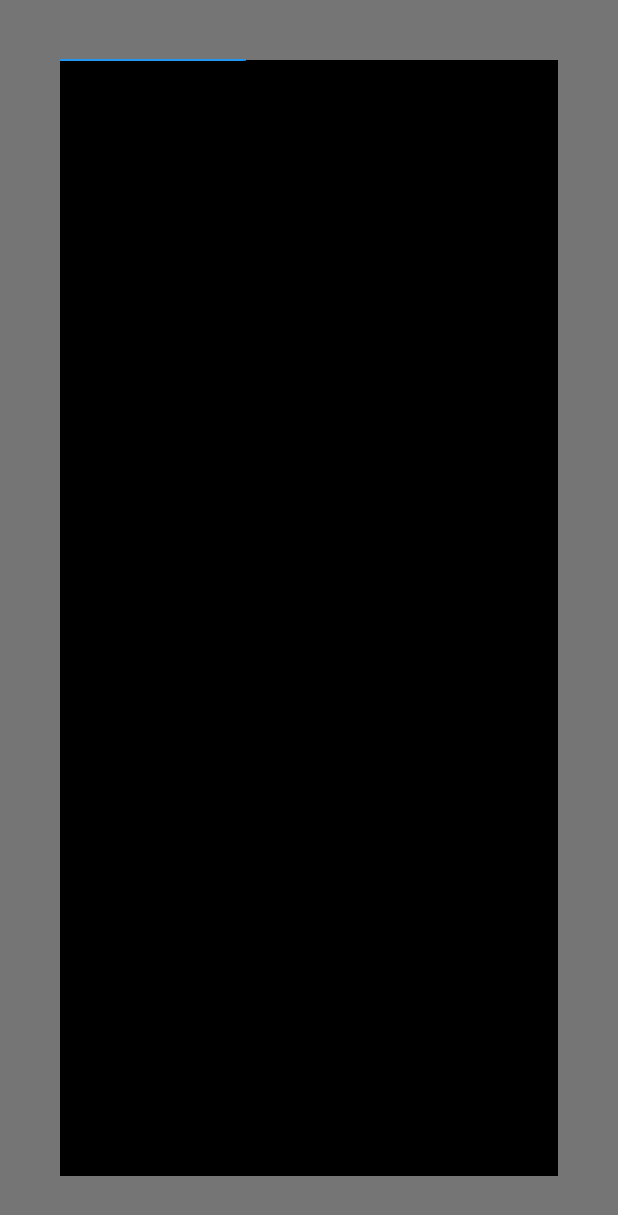
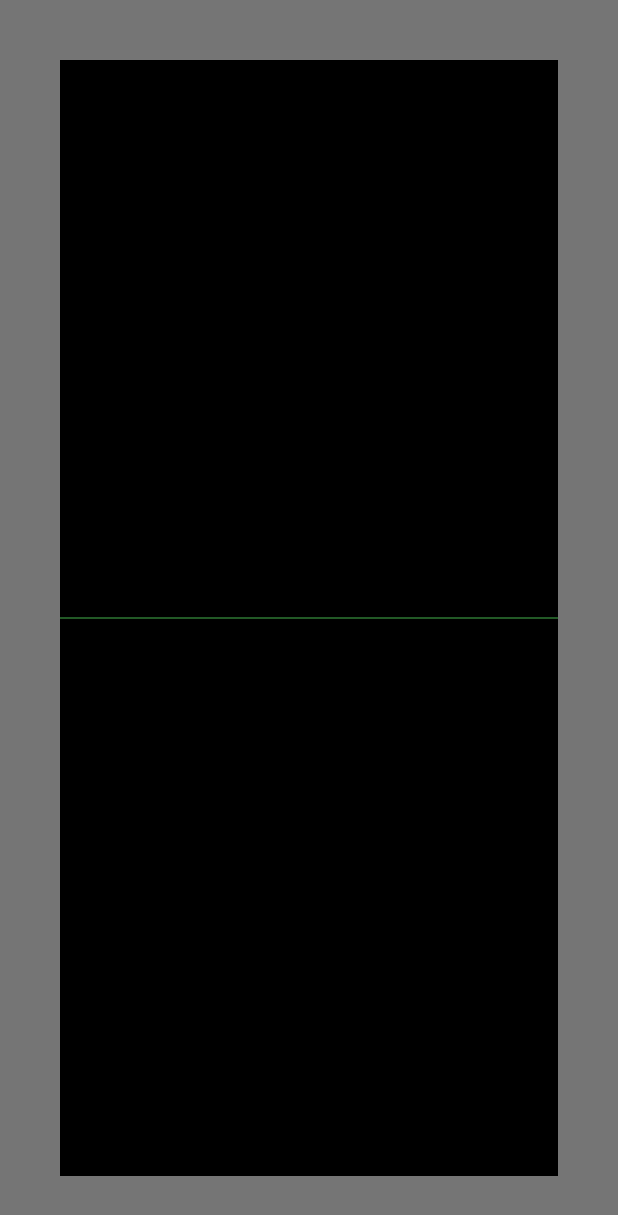
Before and after one commit to muratcezan/med_plot, a Flutter app: the screen it shows after launch, on a phone screen of 412 x 824 dp. Shown: the top 1215 px of the screen. Run offline on Flutter 3.47's test engine with Material 2 defaults, Android fonts, the phone set to English and light mode, and no system bars.

Commit message:
One line works

```diff
--- /dev/null
+++ b/lib/draw_line_painter.dart
@@ -0,0 +1,133 @@
+import 'package:flutter/material.dart';
+import 'package:cust_plot/line.dart';
+
+class DrawLinePainter extends CustomPainter {
+  Color drawLineColor;
+  Color deleteLineColor;
+  double startCleanerPoint;
+  List<Line> lines = [];
+
+  DrawLinePainter({
+    required this.drawLineColor,
+    required this.deleteLineColor,
+    required this.startCleanerPoint,
+    // required this.lines,
+  });
+
+  getPaint(Color color) {
+    return Paint()
+      ..style = PaintingStyle.stroke
+      ..strokeWidth = 1.0
+      ..color = color;
+  }
+
+  getPaintFill(Color color) {
+    return Paint()
+      ..style = PaintingStyle.fill
+      ..color = color;
+  }
+
+  @override
+  void paint(Canvas canvas, Size size) {
+    Size newSize = Size(size.width / 2, size.height);
+    Paint plotPaint = getPaint(drawLineColor);
+    Paint deletePaint = getPaintFill(deleteLineColor);
+
+    // clear area
+    canvas.drawRect(
+      Rect.fromLTRB(0.0, 0.0, size.width, size.height),
+      deletePaint,
+    );
+
+    // data line
+    for (double i = 0.0; i < size.width - 0.01; i = i + 0.01) {
+      // Offset startLine = Offset(lines[i.toInt()].getStartX,
+      //     lines[i.toInt()].getStartY + size.height / 2);
+      // Offset stopLine = Offset(lines[i.toInt()].getStopX,
+      //     lines[i.toInt()].getStopY + size.height / 2);
+      Offset startLine = Offset(i, size.height / 2);
+      Offset stopLine = Offset(i + 0.01, size.height / 2);
+
+      canvas.drawLine(startLine, stopLine, plotPaint);
+    }
+
+    double clearSize = (size.width / 100);
+    double lastClearSize =
+        clearSize - (size.width - (startCleanerPoint - clearSize));
+
+    canvas.drawRect(
+      Rect.fromLTRB(
+        startCleanerPoint,
+        0.0,
+        // (size.width / 100) + startCleanerPoint,
+        (startCleanerPoint > size.width - 10
+            ? lastClearSize + startCleanerPoint
+            : clearSize + startCleanerPoint),
+        size.height / 3 * 2,
+      ),
+      deletePaint,
+    );
+    // clear line
+    // Offset startLineClear = Offset(newSize.width / 10 * 9, newSize.height / 2);
+    // Offset stopLineclear = Offset(newSize.width, newSize.height / 2);
+
+    // canvas.drawLine(startLineClear, stopLineclear, deletePaint);
+  }
+
+  @override
+  bool shouldRepaint(covariant CustomPainter oldDelegate) {
+    return true;
+  }
+}
+
+
+// class DrawLinePainter extends CustomPainter {
+//   Color color;
+//   int counter;
+//   List<Line> lineList;
+//   bool fisrtRun = false;
+//   bool erase;
+
+//   DrawLinePainter({
+//     Key? key,
+//     required this.lineList,
+//     this.counter = 0,
+//     this.color = Colors.green,
+//     this.erase = false,
+//   });
+
+//   Paint pt = Paint()
+//     ..style = PaintingStyle.stroke
+//     ..strokeWidth = 1.0
+//     ..color = Colors.blue;
+
+//   Paint eraser = Paint()
+//     ..strokeWidth = 1.0
+//     ..color = Colors.black;
+
+//   @override
+//   void paint(Canvas canvas, Size size) {
+//     eraser.blendMode = BlendMode.clear;
+
+//     for (int i = 0; i < lineList.length; i++) {
+//       canvas.drawLine(
+//         Offset(lineList[i].getStartX, lineList[i].getStartY),
+//         Offset(lineList[i].getStopX, lineList[i].getStopY),
+//         pt,
+//       );
+//     }
+
+//     lineList.forEach((element) {
+//       canvas.drawLine(
+//         Offset(element.getStartX, element.getStartY),
+//         Offset(element.getStopX, element.getStopY),
+//         pt,
+//       );
+//     });
+//   }
+
+//   @override
+//   bool shouldRepaint(CustomPainter oldDelegate) {
+//     return true;
+//   }
+// }
--- a/lib/main.dart
+++ b/lib/main.dart
@@ -5,6 +5,9 @@ import 'dart:async';
 import 'dart:math' as math;
 
 import 'package:flutter/physics.dart';
+
+import 'package:cust_plot/line.dart';
+import 'package:cust_plot/draw_line_painter.dart';
 
 void main() {
   runApp(const MyApp());
@@ -27,86 +30,15 @@ class _MyAppState extends State<MyApp> with SingleTickerProviderStateMixin {
   late Timer _timer;
   late double sinus;
   bool tt = false;
-  // _callTimerEvent(Timer timer) {
-  //   sinus = math.sin(counter * 0.1) * 100.0;
-  //   // print("Sinus = " + sinus.toString());
-  //   if (counter < 75) {
-  //     counter++;
-  //     print("Arttir");
-  //   } else {
-  //     tt = true;
-  //     counter = 1;
-  //     print("Tamamlandi");
-  //   }
-  //   double transportX = ll[counter.toInt() - 1].getStopX;
-  //   double transportY = ll[counter.toInt() - 1].getStopY;
-  //   print("Transport X = " + transportX.toString());
-  //   print("Transport Y = " + transportY.toString());
-  //   // if (counter > 2) {
-  //   //   _timer.cancel();
-  //   // }
-  //   setState(() {
-  //     if (ll.length > 75) {
-  //       // ll.removeAt(counter.toInt());
-  //       print("SILINDI");
-  //     }
-  //     if (!tt) {
-  //       ll.insert(
-  //         counter.toInt(),
-  //         Line(
-  //           startX: transportX,
-  //           startY: transportY,
-  //           stopX: counter.toDouble(),
-  //           stopY: sinus.toDouble(),
-  //         ),
-  //       );
-  //     } else {
-  //       ll[counter.toInt()].setStartX = transportX;
-  //       ll[counter.toInt()].setStartY = transportY;
-  //       ll[counter.toInt()].setStopX = counter.toDouble();
-  //       ll[counter.toInt()].setStopY = sinus;
-  //     }
-  //   });
-
-  //   // setState(() {
-  //   //   if (ll.length >= 100) {
-  //   //     print("inside");
-  //   //     ll.removeAt(counter.toInt());
-  //   //     ll.insert(
-  //   //       counter.toInt(),
-  //   //       Line(
-  //   //         startX: ll[counter.toInt() - 1].getStartX,
-  //   //         startY: ll[counter.toInt() - 1].getStartY,
-  //   //         stopX: counter,
-  //   //         stopY: counter,
-  //   //       ),
-  //   //     );
-  //   //   } else {
-  //   //     print("outside!");
-  //   //     ll.add(
-  //   //       Line(
-  //   //         startX: counter,
-  //   //       ),
-  //   //     );
-  //   //   }
-  //   // });
-  // }
-
-  // void firstRun() {
-  //   for (int i = 0; i < 75; i++) {
-  //     ll.add(Line(
-  //       startX: i.toDouble(),
-  //       startY: 0.0,
-  //       stopX: 0.0,
-  //       stopY: 0.0,
-  //     ));
-  //   }
-  // }
 
   List<Line> lines =
       List.generate(125, (index) => Line(startX: index.toDouble()));
 
   late AnimationController _animationController;
+
+  _callTimerEvent(Timer timer) {
+    print("call _callTimerEvent");
+  }
 
   @override
   void initState() {
@@ -121,7 +53,7 @@ class _MyAppState extends State<MyApp> with SingleTickerProviderStateMixin {
 
   @override
   void dispose() {
-    _animationController.dispose();
+    // _animationController.dispose();
     super.dispose();
   }
 
@@ -138,22 +70,18 @@ class _MyAppState extends State<MyApp> with SingleTickerProviderStateMixin {
           padding: const EdgeInsets.symmetric(vertical: 40, horizontal: 40),
           child: AnimatedBuilder(
             animation: _animationController,
-            builder: (context, __) {
+            builder: (_, constraints) {
               // // print(counter);
-              // if (counter < lines.length - 1) {
-              //   counter++;
-              // } else {
-              //   counter = 1;
-              //   if (eraserr) {
-              //     eraserr = false;
-              //   } else {
-              //     eraserr = true;
-              //   }
-              // }
+              if (counter < lines.length - 1) {
+                counter++;
+              } else {
+                counter = 1;
+              }
 
               // _lineController.setLines = lines;
               // _lineController._updateLines(counter);
               // lines = _lineController.getLines;
+              // print("running");
 
               return Container(
                 width: 1000, //constraints.widthConstraints().maxWidth,
@@ -161,7 +89,10 @@ class _MyAppState extends State<MyApp> with SingleTickerProviderStateMixin {
                 color: Colors.black,
                 child: CustomPaint(
                   painter: DrawLinePainter(
-                      lineList: lines, erase: eraserr ? false : true),
+                    deleteLineColor: Colors.black,
+                    drawLineColor: Colors.green,
+                    startCleanerPoint: 996.0,
+                  ),
                   size: const Size(1000, 1000),
                 ),
               );
@@ -170,152 +101,6 @@ class _MyAppState extends State<MyApp> with SingleTickerProviderStateMixin {
         ),
       ),
     );
-  }
-}
-
-class DrawLinePainter extends CustomPainter {
-  Color color;
-  int counter;
-  List<Line> lineList;
-  bool fisrtRun = false;
-  bool erase;
-
-  DrawLinePainter({
-    Key? key,
-    required this.lineList,
-    this.counter = 0,
-    this.color = Colors.green,
-    this.erase = false,
-  });
-
-  // Paint pt = Paint()
-  //   ..style = PaintingStyle.stroke
-  //   ..strokeWidth = 1.0
-  //   ..color = Colors.blue;
-
-  // Paint dpt = Paint()
-  //   ..style = PaintingStyle.stroke
-  //   ..strokeWidth = 1.0
-  //   ..color = Colors.transparent;
-
-  @override
-  void paint(Canvas canvas, Size size) {
-    Paint pt = Paint()
-      ..style = PaintingStyle.stroke
-      ..strokeWidth = 1.0
-      ..color = Colors.blue;
-
-    Paint eraser = Paint()
-      ..strokeWidth = 1.0
-      ..color = Colors.black;
-
-    eraser.blendMode = BlendMode.clear;
-    // canvas.saveLayer(Offset.zero & size, Paint());
-    for (int i = 0; i < lineList.length; i++) {
-      canvas.drawLine(
-        Offset(lineList[i].getStartX, lineList[i].getStartY),
-        Offset(lineList[i].getStopX, lineList[i].getStopY),
-        // (erase ? eraser : pt),
-        pt,
-      );
-    }
-
-    _setUpdate() {
-      lineList[1].setStopY = lineList[1].getStopY + 10.0;
-    }
-    // canvas.restore();
-
-    // lineList.forEach((element) {
-    //   try {
-    //     canvas.drawLine(
-    //       Offset(element.getStartX, element.getStartY),
-    //       Offset(element.getStopX, element.getStopY),
-    //       pt,
-    //     );
-    //   } catch (e) {
-    //     print("PLOT BUG");
-    //   }
-    // });
-
-    // for (int i = 0; i < lineList.length; i++) {
-    //   // if (i < lineList.length - 5) {
-
-    //   canvas.drawLine(
-    //       Offset(lineList[i].startX.toDouble(), lineList[i].startY.toDouble()),
-    //       Offset(lineList[i].stopX.toDouble(), lineList[i].stopY.toDouble()),
-    //       // Offset(i.toDouble(), 0),
-    //       // Offset(i.toDouble() + 1, 0),
-    //       pt);
-    //   // } else {
-    //   //   canvas.drawLine(
-    //   //       Offset(
-    //   //           lineList[i].startX.toDouble(), lineList[i].startY.toDouble()),
-    //   //       Offset(lineList[i].stopX.toDouble(), lineList[i].stopY.toDouble()),
-    //   //       // Offset(i.toDouble(), 0),
-    //   //       // Offset(i.toDouble() + 1, 0),
-    //   //       ptt);
-    //   // }
-    // }
-  }
-
-  @override
-  bool shouldRepaint(CustomPainter oldDelegate) {
-    return true;
-  }
-}
-
-class Line {
-  double startX;
-  double stopX;
-  double startY;
-  double stopY;
-  // var color;
-
-  // Line Constructure
-  Line({
-    this.startX = 0.0,
-    this.stopX = 0.0,
-    this.startY = 0.0,
-    this.stopY = 0.0,
-    // this.color,
-  });
-
-  fall() {}
-
-  // StartX
-  double get getStartX {
-    return this.startX;
-  }
-
-  set setStartX(double startX) {
-    this.startX = startX;
-  }
-
-  // StarY
-  double get getStartY {
-    return this.startY;
-  }
-
-  set setStartY(double startY) {
-    this.startY = startY;
-  }
-
-  // StopX
-  double get getStopX {
-    return this.stopX;
-  }
-
-  set setStopX(double stopX) {
-    this.stopX = stopX;
-  }
-
-  // StopY
-  double get getStopY {
-    return this.stopY;
-  }
-
-  set setStopY(double stopY) {
-    this.stopY = stopY;
   }
 }
 
@@ -379,3 +164,21 @@ class LineController {
     return this.lines;
   }
 }
+
+
+
+
+
+
+
+
+  // void firstRun() {
+  //   for (int i = 0; i < 75; i++) {
+  //     ll.add(Line(
+  //       startX: i.toDouble(),
+  //       startY: 0.0,
+  //       stopX: 0.0,
+  //       stopY: 0.0,
+  //     ));
+  //   }
+  // }
```
Also changed, not shown: lib/line.dart (added, +54 -0 lines).
